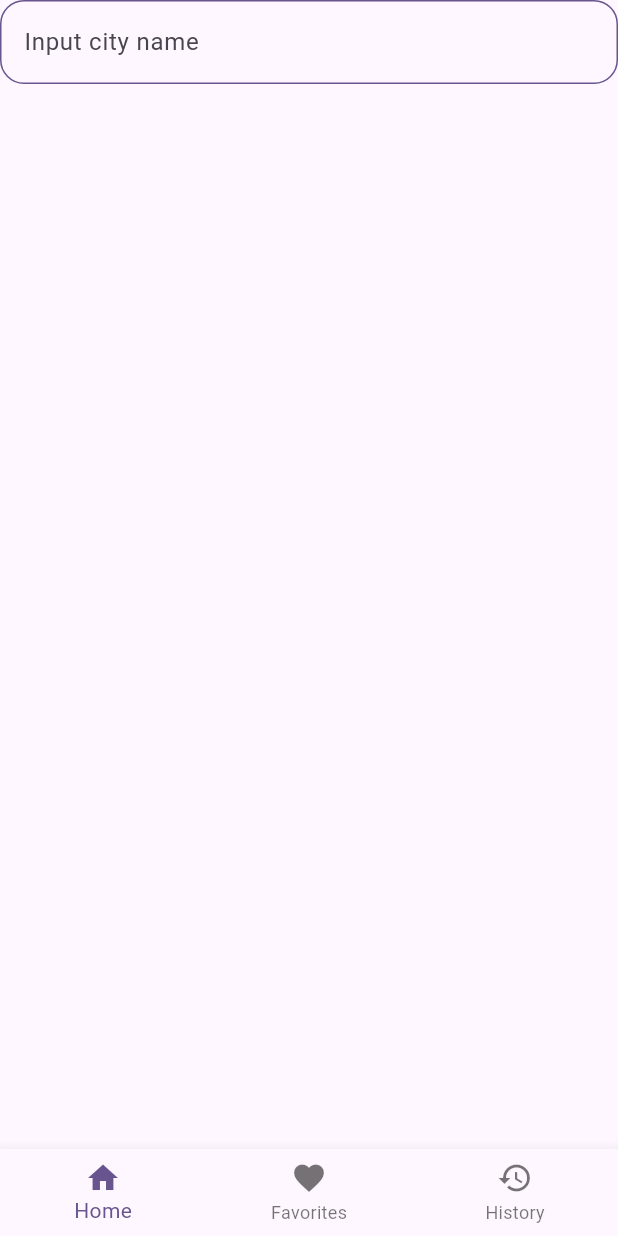
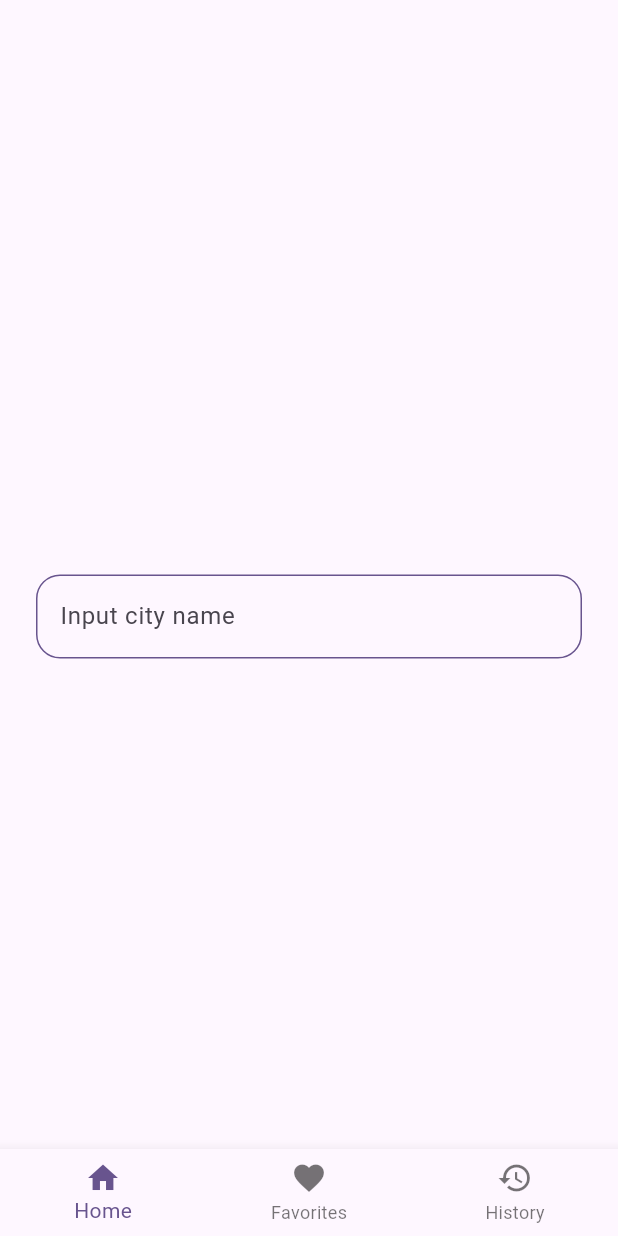
Before and after one commit to matszafraniec/weather_bloc_app, a Flutter app: the screen it shows after launch, on a phone screen of 412 x 824 dp. Run offline on Flutter 3.47's test engine with Material 3 defaults, Android fonts, the phone set to English and light mode, and no system bars; our stand-ins replace dartz, dio, equatable, flutter_bloc, get_it, go_router and 2 more.

Commit message:
Initialized local database, UI enhancements on home screen.

```diff
--- a/lib/main.dart
+++ b/lib/main.dart
@@ -1,52 +1,12 @@
 import 'package:flutter/material.dart';
-import 'package:get_it/get_it.dart';
-import 'package:weather_bloc_app/data/repositories/weather_repository.dart';
-import 'package:weather_bloc_app/logic/cubits/weather/weather_cubit.dart';
-import 'package:weather_bloc_app/presentation/common/routing/app_navigator.dart';
+import 'package:weather_bloc_app/service_locator.dart';
+
+import 'presentation/common/app.dart';
 
 void main() {
-  _setupServiceLocator();
+  WidgetsFlutterBinding.ensureInitialized();
 
-  runApp(App());
+  setupServiceLocator();
+
+  runApp(const App());
 }
-
-final locator = GetIt.instance;
-
-_setupServiceLocator() {
-  locator.registerFactory(
-    () => WeatherCubit(locator()),
-  );
-
-  locator
-      .registerLazySingleton<WeatherRepository>(() => WeatherRepositoryImpl());
-}
-
-class App extends StatelessWidget {
-  final navigator = AppNavigator();
-
-  App({super.key});
-
-  @override
-  Widget build(BuildContext context) {
-    return GestureDetector(
-      onTap: () => _hideKeyboard(context),
-      child: MaterialApp.router(
-        title: 'Weather BLoC app',
-        theme: ThemeData(
-          colorScheme: ColorScheme.fromSeed(seedColor: Colors.deepPurple),
-          useMaterial3: true,
-        ),
-        routerConfig: navigator.router,
-        debugShowCheckedModeBanner: false,
-      ),
-    );
-  }
-}
-
-void _hideKeyboard(BuildContext context) {
-  final currentFocus = FocusScope.of(context);
-
-  if (!currentFocus.hasPrimaryFocus && currentFocus.focusedChild != null) {
-    FocusManager.instance.primaryFocus!.unfocus();
-  }
-}
--- /dev/null
+++ b/lib/presentation/common/app.dart
@@ -0,0 +1,32 @@
+import 'package:flutter/material.dart';
+
+import '../../service_locator.dart';
+import 'routing/app_navigator.dart';
+
+class App extends StatelessWidget {
+  const App({super.key});
+
+  @override
+  Widget build(BuildContext context) {
+    return GestureDetector(
+      onTap: () => _hideKeyboard(context),
+      child: MaterialApp.router(
+        title: 'Weather BLoC app',
+        theme: ThemeData(
+          colorScheme: ColorScheme.fromSeed(seedColor: Colors.deepPurple),
+          useMaterial3: true,
+        ),
+        routerConfig: locator.get<AppNavigator>().router,
+        debugShowCheckedModeBanner: false,
+      ),
+    );
+  }
+}
+
+void _hideKeyboard(BuildContext context) {
+  final currentFocus = FocusScope.of(context);
+
+  if (!currentFocus.hasPrimaryFocus && currentFocus.focusedChild != null) {
+    FocusManager.instance.primaryFocus!.unfocus();
+  }
+}
--- a/lib/presentation/common/routing/app_navigator.dart
+++ b/lib/presentation/common/routing/app_navigator.dart
@@ -2,12 +2,12 @@ import 'package:flutter/widgets.dart';
 import 'package:flutter_bloc/flutter_bloc.dart';
 import 'package:go_router/go_router.dart';
 import 'package:weather_bloc_app/logic/cubits/weather/weather_cubit.dart';
-import 'package:weather_bloc_app/main.dart';
 import 'package:weather_bloc_app/presentation/common/routing/routes.dart';
 import 'package:weather_bloc_app/presentation/screens/favourites/favourites_screen.dart';
 import 'package:weather_bloc_app/presentation/screens/history/history_screen.dart';
 import 'package:weather_bloc_app/presentation/screens/home/home_screen.dart';
 
+import '../../../service_locator.dart';
 import '../../screens/home/scaffold_with_navbar.dart';
 
 final _rootNavigatorKey = GlobalKey<NavigatorState>();
--- /dev/null
+++ b/lib/presentation/common/ui/empty_app_bar.dart
@@ -0,0 +1,13 @@
+import 'package:flutter/material.dart';
+
+class EmptyAppBar extends StatelessWidget implements PreferredSizeWidget {
+  const EmptyAppBar({super.key});
+
+  @override
+  Widget build(BuildContext context) {
+    return const SizedBox(height: kToolbarHeight);
+  }
+
+  @override
+  Size get preferredSize => const Size.fromHeight(kToolbarHeight);
+}
--- a/lib/presentation/screens/home/home_screen.dart
+++ b/lib/presentation/screens/home/home_screen.dart
@@ -1,7 +1,9 @@
 import 'package:flutter/material.dart';
 import 'package:flutter_bloc/flutter_bloc.dart';
+import 'package:weather_bloc_app/presentation/common/ui/empty_app_bar.dart';
 
 import '../../../logic/cubits/weather/weather_cubit.dart';
+import '../../common/dimensions.dart';
 import 'widgets/city_forecast_widgets/city_forecast_layout.dart';
 import 'widgets/city_search_widgets/city_search_layout.dart';
 
@@ -11,15 +13,15 @@ class HomeScreen extends StatelessWidget {
   @override
   Widget build(BuildContext context) {
     return Scaffold(
-      body: SafeArea(
-        child: SingleChildScrollView(
-          child: Column(
+      appBar: const EmptyAppBar(),
+      body: Column(
         crossAxisAlignment: CrossAxisAlignment.start,
         children: [
           BlocBuilder<WeatherCubit, WeatherState>(
             builder: (context, state) => _buildBackButton(state),
           ),
-              BlocConsumer<WeatherCubit, WeatherState>(
+          Expanded(
+            child: BlocConsumer<WeatherCubit, WeatherState>(
               listener: _handleSideEffects,
               builder: (context, state) {
                 if (state is WeatherInitial || state is WeatherCitySearch) {
@@ -31,9 +33,8 @@ class HomeScreen extends StatelessWidget {
                 }
               },
             ),
+          ),
         ],
-          ),
-        ),
       ),
     );
   }
@@ -67,8 +68,11 @@ class CustomBackButton extends StatelessWidget {
 
   @override
   Widget build(BuildContext context) {
-    return BackButton(
+    return Padding(
+      padding: const EdgeInsetsDirectional.only(start: Dimensions.paddingS),
+      child: BackButton(
         onPressed: () => context.read<WeatherCubit>().onBackButtonPressed(),
+      ),
     );
   }
 }
--- a/lib/presentation/screens/home/widgets/city_forecast_widgets/city_forecast_layout.dart
+++ b/lib/presentation/screens/home/widgets/city_forecast_widgets/city_forecast_layout.dart
@@ -16,7 +16,10 @@ class CityForecastLayout extends StatelessWidget {
       child: BlocBuilder<WeatherCubit, WeatherState>(
         builder: (context, state) {
           if (state is WeatherCityDataLoading) {
-            return const CircularProgressIndicator();
+            return const Align(
+              alignment: Alignment.topCenter,
+              child: CircularProgressIndicator(),
+            );
           } else if (state is WeatherCityDataSuccess) {
             return const Column(
               children: [
--- a/lib/presentation/screens/home/widgets/city_search_widgets/city_search_bar.dart
+++ b/lib/presentation/screens/home/widgets/city_search_widgets/city_search_bar.dart
@@ -3,6 +3,7 @@ import 'package:flutter_bloc/flutter_bloc.dart';
 import 'package:weather_bloc_app/logic/cubits/weather/weather_cubit.dart';
 import 'package:weather_bloc_app/presentation/common/app_theme.dart';
 import 'package:weather_bloc_app/presentation/common/context_extensions.dart';
+import 'package:weather_bloc_app/presentation/common/dimensions.dart';
 
 class CitySearchBar extends StatefulWidget {
   const CitySearchBar({
@@ -19,7 +20,9 @@ class _CitySearchBarState extends State<CitySearchBar> {
 
   @override
   Widget build(BuildContext context) {
-    return BlocBuilder<WeatherCubit, WeatherState>(
+    return Padding(
+      padding: const EdgeInsets.symmetric(horizontal: Dimensions.paddingXL),
+      child: BlocBuilder<WeatherCubit, WeatherState>(
         builder: (context, state) => TextFormField(
           autovalidateMode: AutovalidateMode.onUserInteraction,
           decoration: InputDecoration(
@@ -39,6 +42,7 @@ class _CitySearchBarState extends State<CitySearchBar> {
 
             return 'Input at least 4 characters';
           },
+        ),
       ),
     );
   }
--- a/lib/presentation/screens/home/widgets/city_search_widgets/city_search_layout.dart
+++ b/lib/presentation/screens/home/widgets/city_search_widgets/city_search_layout.dart
@@ -7,11 +7,15 @@ class CitySearchLayout extends StatelessWidget {
 
   @override
   Widget build(BuildContext context) {
-    return const Column(
-      children: [
-        CitySearchBar(),
-        CitiesListBuilder(),
-      ],
+    return const Center(
+      child: SingleChildScrollView(
+        child: Column(
+          children: [
+            CitySearchBar(),
+            CitiesListBuilder(),
+          ],
+        ),
+      ),
     );
   }
 }
--- a/pubspec.yaml
+++ b/pubspec.yaml
@@ -31,6 +31,8 @@ dependencies:
   dartz: ^0.10.1
   dio: ^5.4.1
   pretty_dio_logger: ^1.3.1
+  sembast: ^3.6.0
+  path_provider: ^2.1.2
 
 dev_dependencies:
   flutter_test:
```
Also changed, not shown: lib/data/data_providers/favorites_service/favorites_service.dart (added, +21 -0 lines), lib/presentation/screens/favourites/favourites_screen.dart (+5 -6 lines), lib/presentation/screens/history/history_screen.dart (+5 -6 lines), lib/presentation/screens/home/widgets/city_search_widgets/cities_list_builder.dart (+11 -3 lines), lib/service_locator.dart (added, +23 -0 lines), pubspec.lock, 6 other files. Lines whose indentation alone changed are shown as unchanged.
